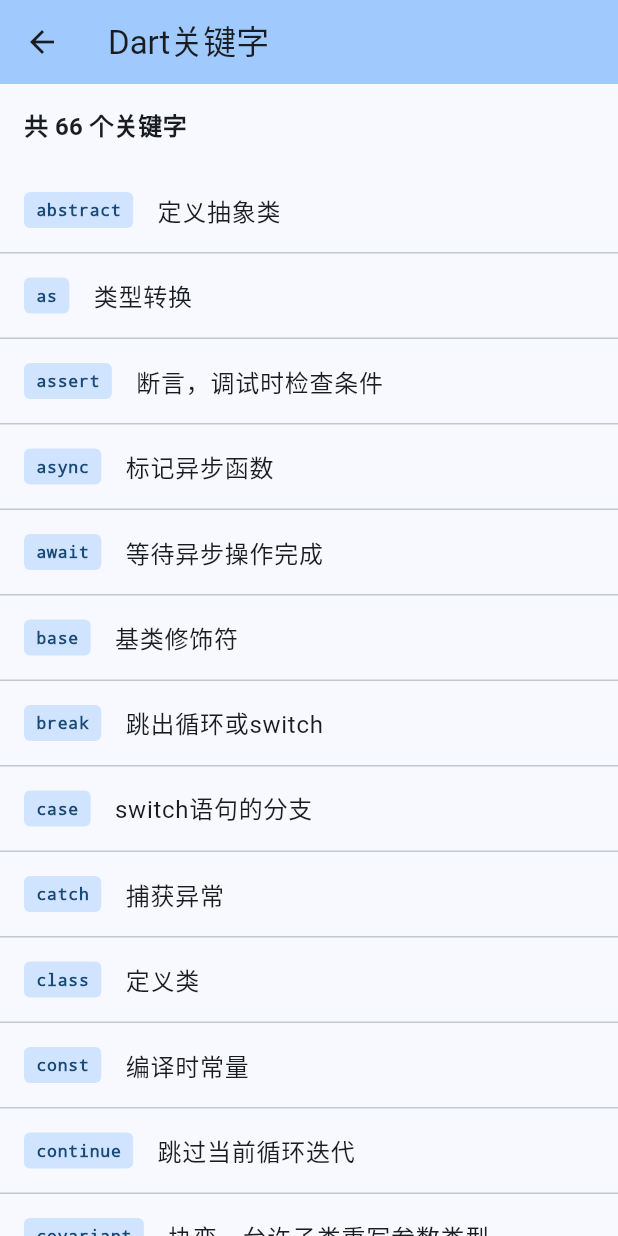
After one commit to A-Kui/flutter_demo, a Flutter app: the DartKeywordsPage screen opened directly, on a phone screen of 412 x 824 dp. The commit adds this screen. Run offline on Flutter 3.47's test engine with Material 3 defaults, Android fonts, the phone set to English and light mode, and no system bars.

Commit message:
update ：1.dart 基本语法

```diff
--- /dev/null
+++ b/lib/pages/dart_functions.dart
@@ -0,0 +1,42 @@
+import 'package:flutter/material.dart';
+
+class DartFunctionsPage extends StatelessWidget {
+  const DartFunctionsPage({super.key});
+
+  @override
+  Widget build(BuildContext context) {
+    return Scaffold(
+      appBar: AppBar(
+        backgroundColor: Theme.of(context).colorScheme.inversePrimary,
+        title: const Text('Dart函数'),
+      ),
+      body: const Padding(
+        padding: EdgeInsets.all(16.0),
+        child: SingleChildScrollView(
+          child: Column(
+            crossAxisAlignment: CrossAxisAlignment.start,
+            children: [
+              Text('1. 基本函数定义', style: TextStyle(fontSize: 18, fontWeight: FontWeight.bold)),
+              Text('int add(int a, int b) {\n  return a + b;\n}'),
+              SizedBox(height: 16),
+              Text('2. 箭头函数', style: TextStyle(fontSize: 18, fontWeight: FontWeight.bold)),
+              Text('int add(int a, int b) => a + b;'),
+              SizedBox(height: 16),
+              Text('3. 可选参数', style: TextStyle(fontSize: 18, fontWeight: FontWeight.bold)),
+              Text('void greet(String name, [String? greeting]) {}'),
+              SizedBox(height: 16),
+              Text('4. 命名参数', style: TextStyle(fontSize: 18, fontWeight: FontWeight.bold)),
+              Text('void greet({required String name, String greeting = "Hi"}) {}'),
+              SizedBox(height: 16),
+              Text('5. 匿名函数', style: TextStyle(fontSize: 18, fontWeight: FontWeight.bold)),
+              Text('var list = [1, 2, 3];\nlist.forEach((item) {\n  print(item);\n});'),
+              SizedBox(height: 16),
+              Text('6. 高阶函数', style: TextStyle(fontSize: 18, fontWeight: FontWeight.bold)),
+              Text('Function makeAdder(int addBy) {\n  return (int i) => addBy + i;\n}'),
+            ],
+          ),
+        ),
+      ),
+    );
+  }
+}
--- /dev/null
+++ b/lib/pages/dart_keywords.dart
@@ -0,0 +1,123 @@
+import 'package:flutter/material.dart';
+
+class DartKeywordsPage extends StatelessWidget {
+  const DartKeywordsPage({super.key});
+
+  static const List<Map<String, String>> keywords = [
+    {'keyword': 'abstract', 'desc': '定义抽象类'},
+    {'keyword': 'as', 'desc': '类型转换'},
+    {'keyword': 'assert', 'desc': '断言，调试时检查条件'},
+    {'keyword': 'async', 'desc': '标记异步函数'},
+    {'keyword': 'await', 'desc': '等待异步操作完成'},
+    {'keyword': 'base', 'desc': '基类修饰符'},
+    {'keyword': 'break', 'desc': '跳出循环或switch'},
+    {'keyword': 'case', 'desc': 'switch语句的分支'},
+    {'keyword': 'catch', 'desc': '捕获异常'},
+    {'keyword': 'class', 'desc': '定义类'},
+    {'keyword': 'const', 'desc': '编译时常量'},
+    {'keyword': 'continue', 'desc': '跳过当前循环迭代'},
+    {'keyword': 'covariant', 'desc': '协变，允许子类重写参数类型'},
+    {'keyword': 'default', 'desc': 'switch的默认分支'},
+    {'keyword': 'deferred', 'desc': '延迟加载库'},
+    {'keyword': 'do', 'desc': 'do-while循环'},
+    {'keyword': 'dynamic', 'desc': '动态类型'},
+    {'keyword': 'else', 'desc': '条件语句的否则分支'},
+    {'keyword': 'enum', 'desc': '定义枚举类型'},
+    {'keyword': 'export', 'desc': '导出库'},
+    {'keyword': 'extends', 'desc': '继承类'},
+    {'keyword': 'extension', 'desc': '扩展方法'},
+    {'keyword': 'external', 'desc': '外部实现的函数'},
+    {'keyword': 'factory', 'desc': '工厂构造函数'},
+    {'keyword': 'false', 'desc': '布尔值假'},
+    {'keyword': 'final', 'desc': '运行时常量，只能赋值一次'},
+    {'keyword': 'finally', 'desc': '异常处理的最终执行块'},
+    {'keyword': 'for', 'desc': 'for循环'},
+    {'keyword': 'Function', 'desc': '函数类型'},
+    {'keyword': 'get', 'desc': '定义getter访问器'},
+    {'keyword': 'hide', 'desc': '导入时隐藏指定成员'},
+    {'keyword': 'if', 'desc': '条件语句'},
+    {'keyword': 'implements', 'desc': '实现接口'},
+    {'keyword': 'import', 'desc': '导入库'},
+    {'keyword': 'in', 'desc': 'for-in循环中使用'},
+    {'keyword': 'interface', 'desc': '接口修饰符'},
+    {'keyword': 'is', 'desc': '类型检查'},
+    {'keyword': 'late', 'desc': '延迟初始化变量'},
+    {'keyword': 'library', 'desc': '定义库'},
+    {'keyword': 'mixin', 'desc': '定义混入类'},
+    {'keyword': 'new', 'desc': '创建对象（可省略）'},
+    {'keyword': 'null', 'desc': '空值'},
+    {'keyword': 'on', 'desc': '指定捕获的异常类型/mixin约束'},
+    {'keyword': 'operator', 'desc': '运算符重载'},
+    {'keyword': 'part', 'desc': '分部库'},
+    {'keyword': 'required', 'desc': '必需的命名参数'},
+    {'keyword': 'rethrow', 'desc': '重新抛出异常'},
+    {'keyword': 'return', 'desc': '返回值'},
+    {'keyword': 'sealed', 'desc': '密封类修饰符'},
+    {'keyword': 'set', 'desc': '定义setter访问器'},
+    {'keyword': 'show', 'desc': '导入时只显示指定成员'},
+    {'keyword': 'static', 'desc': '静态成员'},
+    {'keyword': 'super', 'desc': '引用父类'},
+    {'keyword': 'switch', 'desc': 'switch语句'},
+    {'keyword': 'sync', 'desc': '同步生成器函数'},
+    {'keyword': 'this', 'desc': '引用当前对象'},
+    {'keyword': 'throw', 'desc': '抛出异常'},
+    {'keyword': 'true', 'desc': '布尔值真'},
+    {'keyword': 'try', 'desc': '异常处理的尝试块'},
+    {'keyword': 'typedef', 'desc': '类型别名'},
+    {'keyword': 'var', 'desc': '自动推断类型的变量'},
+    {'keyword': 'void', 'desc': '无返回值'},
+    {'keyword': 'when', 'desc': 'switch中的条件守卫'},
+    {'keyword': 'while', 'desc': 'while循环'},
+    {'keyword': 'with', 'desc': '使用mixin'},
+    {'keyword': 'yield', 'desc': '生成器返回值'},
+  ];
+
+  @override
+  Widget build(BuildContext context) {
+    return Scaffold(
+      appBar: AppBar(
+        backgroundColor: Theme.of(context).colorScheme.inversePrimary,
+        title: const Text('Dart关键字'),
+      ),
+      body: Column(
+        crossAxisAlignment: CrossAxisAlignment.start,
+        children: [
+          Padding(
+            padding: const EdgeInsets.all(16.0),
+            child: Text(
+              '共 ${keywords.length} 个关键字',
+              style: const TextStyle(fontSize: 16, fontWeight: FontWeight.bold),
+            ),
+          ),
+          Expanded(
+            child: ListView.separated(
+              itemCount: keywords.length,
+              separatorBuilder: (context, index) => const Divider(height: 1),
+              itemBuilder: (context, index) {
+                final item = keywords[index];
+                return ListTile(
+                  leading: Container(
+                    padding: const EdgeInsets.symmetric(horizontal: 8, vertical: 4),
+                    decoration: BoxDecoration(
+                      color: Theme.of(context).colorScheme.primaryContainer,
+                      borderRadius: BorderRadius.circular(4),
+                    ),
+                    child: Text(
+                      item['keyword']!,
+                      style: TextStyle(
+                        fontFamily: 'monospace',
+                        fontWeight: FontWeight.bold,
+                        color: Theme.of(context).colorScheme.onPrimaryContainer,
+                      ),
+                    ),
+                  ),
+                  title: Text(item['desc']!),
+                );
+              },
+            ),
+          ),
+        ],
+      ),
+    );
+  }
+}
--- /dev/null
+++ b/lib/pages/dart_numbers.dart
@@ -0,0 +1,42 @@
+import 'package:flutter/material.dart';
+
+class DartNumbersPage extends StatelessWidget {
+  const DartNumbersPage({super.key});
+
+  @override
+  Widget build(BuildContext context) {
+    return Scaffold(
+      appBar: AppBar(
+        backgroundColor: Theme.of(context).colorScheme.inversePrimary,
+        title: const Text('Dart数字类型'),
+      ),
+      body: const Padding(
+        padding: EdgeInsets.all(16.0),
+        child: SingleChildScrollView(
+          child: Column(
+            crossAxisAlignment: CrossAxisAlignment.start,
+            children: [
+              Text('1. int 整数类型', style: TextStyle(fontSize: 18, fontWeight: FontWeight.bold)),
+              Text('int age = 18;'),
+              Text('int hexValue = 0xDEADBEEF;  // 十六进制'),
+              SizedBox(height: 16),
+              Text('2. double 浮点类型', style: TextStyle(fontSize: 18, fontWeight: FontWeight.bold)),
+              Text('double pi = 3.14;'),
+              Text('double exponent = 1.42e5;  // 科学计数法'),
+              SizedBox(height: 16),
+              Text('3. num 数字类型', style: TextStyle(fontSize: 18, fontWeight: FontWeight.bold)),
+              Text('num x = 1;  // 可以是int或double'),
+              Text('num y = 1.5;'),
+              SizedBox(height: 16),
+              Text('4. 常用方法', style: TextStyle(fontSize: 18, fontWeight: FontWeight.bold)),
+              Text('int.parse("123")  // 字符串转int'),
+              Text('double.parse("3.14")  // 字符串转double'),
+              Text('123.toString()  // 数字转字符串'),
+              Text('3.14159.toStringAsFixed(2)  // 保留小数位'),
+            ],
+          ),
+        ),
+      ),
+    );
+  }
+}
--- /dev/null
+++ b/lib/pages/dart_variables.dart
@@ -0,0 +1,41 @@
+import 'package:flutter/material.dart';
+
+class DartVariablesPage extends StatelessWidget {
+  const DartVariablesPage({super.key});
+
+  @override
+  Widget build(BuildContext context) {
+    return Scaffold(
+      appBar: AppBar(
+        backgroundColor: Theme.of(context).colorScheme.inversePrimary,
+        title: const Text('Dart定义变量'),
+      ),
+      body: const Padding(
+        padding: EdgeInsets.all(16.0),
+        child: SingleChildScrollView(
+          child: Column(
+            crossAxisAlignment: CrossAxisAlignment.start,
+            children: [
+              Text('1. var 关键字', style: TextStyle(fontSize: 18, fontWeight: FontWeight.bold)),
+              Text('var name = "Hello";  // 自动推断类型'),
+              SizedBox(height: 16),
+              Text('2. 明确类型', style: TextStyle(fontSize: 18, fontWeight: FontWeight.bold)),
+              Text('String name = "Hello";'),
+              Text('int age = 18;'),
+              SizedBox(height: 16),
+              Text('3. final 关键字', style: TextStyle(fontSize: 18, fontWeight: FontWeight.bold)),
+              Text('final name = "Hello";  // 运行时常量，只能赋值一次'),
+              SizedBox(height: 16),
+              Text('4. const 关键字', style: TextStyle(fontSize: 18, fontWeight: FontWeight.bold)),
+              Text('const pi = 3.14;  // 编译时常量'),
+              SizedBox(height: 16),
+              Text('5. dynamic 关键字', style: TextStyle(fontSize: 18, fontWeight: FontWeight.bold)),
+              Text('dynamic value = "Hello";'),
+              Text('value = 123;  // 可以改变类型'),
+            ],
+          ),
+        ),
+      ),
+    );
+  }
+}
```
Also changed, not shown: lib/main.dart (+26 -26 lines).
